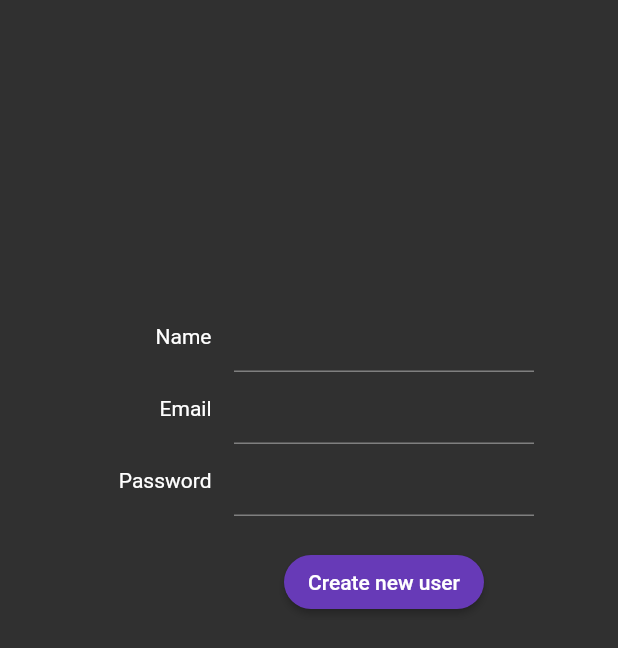
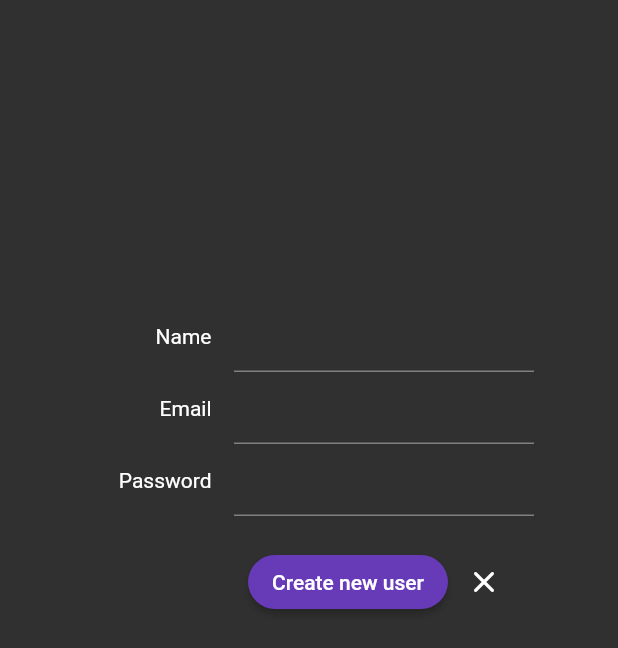
Before and after one commit to FlutterTeamOne/flutter_chat_app, a Flutter app: the screen it shows after launch, after a tap on "Create new user", on a phone screen of 412 x 824 dp. Shown: the top 648 px of the screen. Run offline on Flutter 3.47's test engine with Material 2 defaults, Android fonts, the phone set to English and light mode, and no system bars; our stand-ins replace bloc, blur, connectivity_plus, equatable, flutter_bloc, get_it and 6 more; missing offline and left inert: custom_pop_up_menu, grpc, protobuf, window_size; accounts and stored records are empty; network calls fail; statements that could not run were skipped.

Commit message:
fix create new user, add button create new user to authentication_page

```diff
--- a/lib/main.dart
+++ b/lib/main.dart
@@ -73,10 +73,10 @@ class MyApp extends StatelessWidget {
       theme: theme,
       title: 'Flutter chat app',
       debugShowCheckedModeBanner: false,
-      initialRoute: '/authentication page',
+      initialRoute: '/',
       routes: {
-        '/': (context) => const MainLayout(), //AuthPage(),
-        '/authentication page': (context) => const RegistrationPage(),
+        '/': (context) => const AuthPage(),
+        '/registration page': (context) => const RegistrationPage(),
         '/mainLayout': (context) => const MainLayout(),
         '/Settings page': (context) => const SettingsPage(),
       },
--- a/lib/modules/client/grpc_client.dart
+++ b/lib/modules/client/grpc_client.dart
@@ -9,7 +9,7 @@ class GrpcClient {
 
   GrpcClient()
       : _channel = ClientChannel('localhost',
-            port: 50000,
+            port: 5000,
             options: const ChannelOptions(
               credentials: ChannelCredentials.insecure(),
             ));
--- a/lib/ui/auth/authorization_page.dart
+++ b/lib/ui/auth/authorization_page.dart
@@ -16,11 +16,14 @@ class _AuthPageState extends State<AuthPage> {
     return Scaffold(
       body: BlocBuilder<UserBloc, UserState>(builder: (context, usersState) {
         return usersState.users == null
-            ? Center(
+            ? const Center(
                 child: CircularProgressIndicator(),
               )
             : Center(
-                child: SizedBox(
+                child: Column(
+                  mainAxisAlignment: MainAxisAlignment.center,
+                  children: [
+                    SizedBox(
                       height: 300,
                       child: ListView.builder(
                         shrinkWrap: true,
@@ -31,6 +34,18 @@ class _AuthPageState extends State<AuthPage> {
                             image: usersState.users![index].profilePicLink)),
                       ),
                     ),
+                    ElevatedButton(
+                        style: ButtonStyle(
+                            shape: MaterialStateProperty.all<
+                                RoundedRectangleBorder>(RoundedRectangleBorder(
+                          borderRadius: BorderRadius.circular(20.0),
+                        ))),
+                        onPressed: () {
+                          Navigator.of(context).pushNamed('/registration page');
+                        },
+                        child: const Text('Create new user'))
+                  ],
+                ),
               );
       }),
     );
--- a/lib/ui/widgets/registration_page/widgets/new_user_widget.dart
+++ b/lib/ui/widgets/registration_page/widgets/new_user_widget.dart
@@ -29,11 +29,11 @@ class NewUserWidget extends StatelessWidget {
   static final String newUserCreateDate = DateTime.now().toIso8601String();
 
   final NewUserModel newUser = NewUserModel(
-    name: '1',
+    name: newUserNameText.text,
     // newUserNameText.text,
-    email: '2',
+    email: newUserEmailText.text,
     // newUserEmailText.text,
-    password: '3',
+    password: newUserPasswordText.text,
     // newUserPasswordText.text,
     registrationDate: newUserCreateDate,
     profilePicLink: newUserPictureUrl,
@@ -64,6 +64,7 @@ class NewUserWidget extends StatelessWidget {
                       height: 20,
                     ),
                     buildCreateNewUserButton(context),
+
                   ],
                 ),
               ],
@@ -95,6 +96,7 @@ class NewUserWidget extends StatelessWidget {
                   }
                   return null;
                 },
+                obscureText: true,
               )),
         ],
       ),
@@ -159,7 +161,9 @@ class NewUserWidget extends StatelessWidget {
     final NewUserBloc newUserBloc = context.read<NewUserBloc>();
     return Padding(
       padding: const EdgeInsets.only(left: 100.0),
-      child: ElevatedButton(
+      child: Row(
+        children: [
+          ElevatedButton(
                 style: ButtonStyle(
                     shape: MaterialStateProperty.all<RoundedRectangleBorder>(
                         RoundedRectangleBorder(
@@ -179,6 +183,11 @@ class NewUserWidget extends StatelessWidget {
                   // disposeText();
                 },
                 child: const Text('Create new user')),
+          IconButton(onPressed: () {
+            Navigator.of(context).pushNamed('/');
+          }, icon: Icon(Icons.close_rounded)),
+        ],
+      ),
       );
 
   }
--- a/server/lib/src/db_server/database_helper/users/users_int.dart
+++ b/server/lib/src/db_server/database_helper/users/users_int.dart
@@ -8,7 +8,8 @@ abstract class IUsersServices {
       required String email,
       required String registrationDate,
       required String profilePicUrl,
-      required String password});
+      required String password,
+      required String updatedDate});
 
   getUserByField({required String field, required Object fieldValue});
 
```
Also changed, not shown: server/lib/src/db_server/database_helper/users/users_impl.dart (+18 -14 lines), 1 other file. Lines whose indentation alone changed are shown as unchanged.
